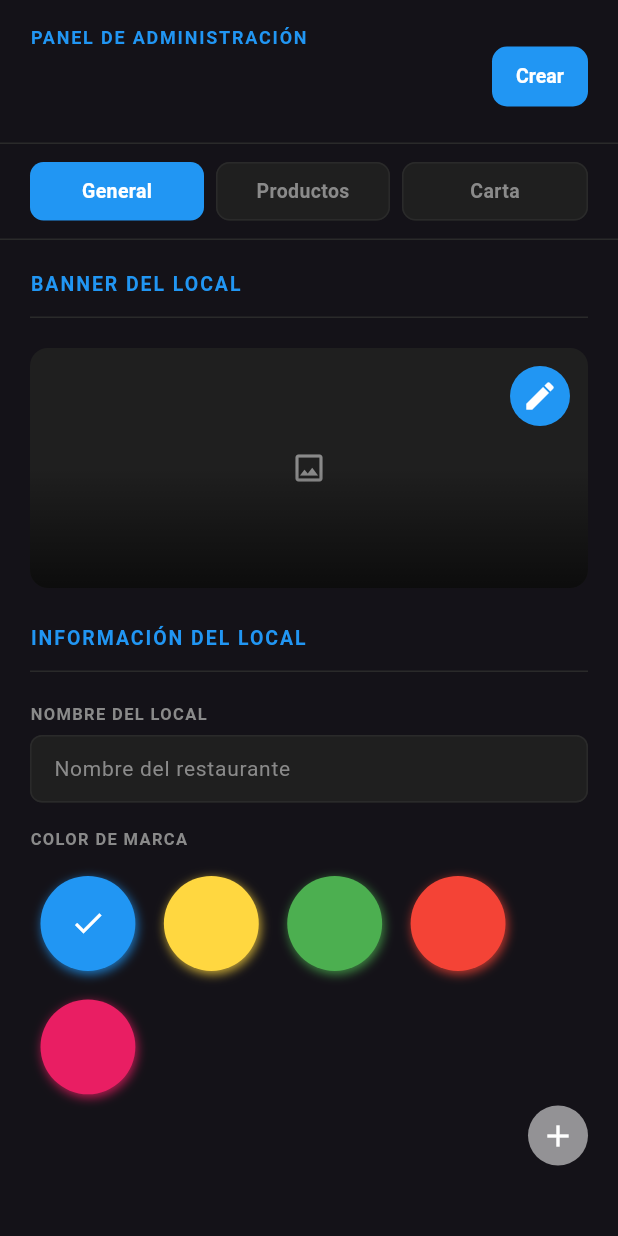
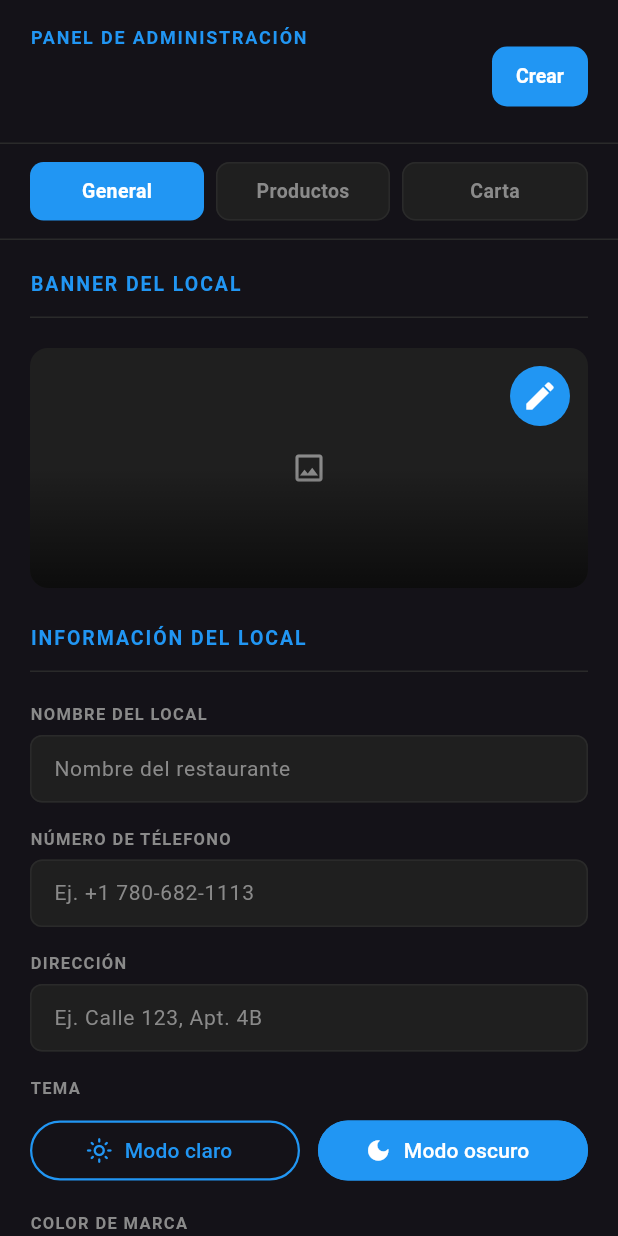
Before and after one commit to AleBesu/top_menu, a Flutter app: the screen it shows after launch, on a phone screen of 412 x 824 dp. Run offline on Flutter 3.47's test engine with Material 3 defaults, Android fonts, the phone set to English and light mode, and no system bars; drawn by our look-alikes of flutter_colorpicker; our stand-ins replace dotted_line, flutter_riverpod, hive_ce_flutter, image_cropper, image_picker, qr_flutter and 2 more; missing offline and left inert: network_info_plus, shelf_router; accounts and stored records are empty.

Commit message:
feat: Enhance restaurant configuration with new fields and UI improvements

```diff
--- a/lib/UI/screens/admi_menu.dart
+++ b/lib/UI/screens/admi_menu.dart
@@ -64,6 +64,7 @@ class _HomeScreenState extends ConsumerState<AdmiMenuScreen> {
                               ),
                             ),
                             const SizedBox(height: 4),
+                            if (name != null)
                               Text(
                                 name,
                                 maxLines: 1,
--- a/lib/UI/screens/tabs/general_tab.dart
+++ b/lib/UI/screens/tabs/general_tab.dart
@@ -3,6 +3,7 @@ import 'package:flutter_colorpicker/flutter_colorpicker.dart';
 import 'package:flutter_riverpod/flutter_riverpod.dart';
 import 'package:top_menu/UI/widgets/color_selector.dart';
 import 'package:top_menu/UI/widgets/dialogs/show_colors_select.dart';
+import 'package:top_menu/UI/widgets/dialogs/show_question_dialog.dart';
 import 'package:top_menu/app/app_colors.dart';
 import 'package:top_menu/core/services/file_handle/file_handle.dart';
 
@@ -20,10 +21,14 @@ class GeneralTab extends ConsumerWidget {
     final menuConfigPro = ref.watch(menuConfigProvider);
     final menuConfigNotifier = ref.read(menuConfigProvider.notifier);
 
+    final isDarkTheme = menuConfigPro.isDarkTheme;
+
     return ListView(
       padding: const EdgeInsets.all(20),
       children: [
         const SectionHeader('Banner del local'),
+
+        //====BANNER FIELD==
         ClipRRect(
           borderRadius: BorderRadius.circular(12),
           child: SizedBox(
@@ -41,11 +46,14 @@ class GeneralTab extends ConsumerWidget {
                     ),
                   ),
                 ),
+
+                if (menuConfigPro.name != null &&
+                    menuConfigPro.name!.isNotEmpty)
                   Positioned(
                     left: 14,
                     bottom: 12,
                     child: Text(
-                    menuConfigPro.name,
+                      menuConfigPro.name!,
                       style: const TextStyle(
                         fontFamily: kSerif,
                         fontSize: 20,
@@ -56,9 +64,12 @@ class GeneralTab extends ConsumerWidget {
                 Positioned(
                   right: 8,
                   top: 8,
-                  child: IconButton.filled(
+                  child: Row(
+                    children: [
+                      IconButton.filled(
                         onPressed: () async {
-                      final newImage = await FilesManagerService.pickerImage(
+                          final newImage =
+                              await FilesManagerService.pickerImage(
                                 copyToAppDirectory: true,
                               );
 
@@ -70,12 +81,37 @@ class GeneralTab extends ConsumerWidget {
                         },
                         icon: const Icon(Icons.edit, color: Colors.white),
                       ),
+
+                      if (menuConfigPro.bannerPath != null)
+                        IconButton.filled(
+                          style: ButtonStyle(
+                            backgroundColor: WidgetStatePropertyAll(Colors.red),
+                          ),
+                          onPressed: () async {
+                            await showQuestionDialog(
+                              context,
+                              question:
+                                  "Estás seguro que desea borrar el banner?",
+                              onAccept: () {
+                                menuConfigNotifier.setBanner(null, true);
+                                Navigator.of(context).pop();
+                              },
+                              onCancel: () {
+                                Navigator.of(context).pop();
+                              },
+                            );
+                          },
+                          icon: const Icon(Icons.delete, color: Colors.white),
+                        ),
+                    ],
+                  ),
                 ),
               ],
             ),
           ),
         ),
 
+        ///////===============INFO===
         const SizedBox(height: 24),
         const SectionHeader('Información del local'),
         AppField(
@@ -84,8 +120,86 @@ class GeneralTab extends ConsumerWidget {
           onChanged: menuConfigNotifier.setName,
           hint: 'Nombre del restaurante',
         ),
+
         const SizedBox(height: 16),
 
+        AppField(
+          label: 'NÚMERO DE TÉLEFONO',
+          initialValue: menuConfigPro.name,
+          onChanged: menuConfigNotifier.setNumberPhone,
+          hint: 'Ej. +1 780-682-1113',
+        ),
+
+        const SizedBox(height: 16),
+        AppField(
+          label: 'DIRECCIÓN',
+          initialValue: menuConfigPro.name,
+          onChanged: menuConfigNotifier.setAddress,
+          hint: 'Ej. Calle 123, Apt. 4B',
+        ),
+
+        const SizedBox(height: 16),
+
+        //=======TEMA============
+        FieldTitle('Tema'),
+        SizedBox(height: 10),
+        Row(
+          children: [
+            Expanded(
+              child: OutlinedButton.icon(
+                style: ButtonStyle(
+                  side: WidgetStatePropertyAll(
+                    BorderSide(color: Colors.blue, width: 1.5),
+                  ),
+                  backgroundColor: WidgetStatePropertyAll(
+                    !isDarkTheme ? AppColors.primary : Colors.transparent,
+                  ),
+                  foregroundColor: !isDarkTheme
+                      ? WidgetStatePropertyAll(Colors.white)
+                      : null,
+                ),
+                onPressed: () {
+                  // Activar modo claro
+                  menuConfigNotifier.setIsDarkTheme(false);
+                },
+                icon: Icon(
+                  !isDarkTheme ? Icons.light_mode : Icons.light_mode_outlined,
+                ),
+                label: const Text('Modo claro'),
+              ),
+            ),
+
+            const SizedBox(width: 12),
+
+            Expanded(
+              child: OutlinedButton.icon(
+                style: ButtonStyle(
+                  side: WidgetStatePropertyAll(
+                    BorderSide(color: Colors.blue, width: 1.5),
+                  ),
+                  backgroundColor: WidgetStatePropertyAll(
+                    isDarkTheme ? AppColors.primary : Colors.transparent,
+                  ),
+                  foregroundColor: isDarkTheme
+                      ? WidgetStatePropertyAll(Colors.white)
+                      : null,
+                ),
+                onPressed: () {
+                  // Activar modo oscuro
+
+                  menuConfigNotifier.setIsDarkTheme(true);
+                },
+                icon: Icon(
+                  isDarkTheme ? Icons.dark_mode : Icons.dark_mode_outlined,
+                ),
+                label: const Text('Modo oscuro'),
+              ),
+            ),
+          ],
+        ),
+        const SizedBox(height: 16),
+
+        ///=====COLOR DE MARCA
         FieldTitle('Color de Marca'),
         SizedBox(height: 10),
         Row(
@@ -167,120 +281,27 @@ class GeneralTab extends ConsumerWidget {
           ],
         ),
 
-        // Row(
-        //   children: [
-        //     Expanded(
-        //       child: TimeField(
-        //         label: 'Hora apertura',
-        //         value: config.openTime,
-        //         onChanged: notifier.setOpenTime,
-        //       ),
-        //     ),
-        //     const SizedBox(width: 12),
-        //     Expanded(
-        //       child: TimeField(
-        //         label: 'Hora cierre',
-        //         value: config.closeTime,
-        //         onChanged: notifier.setCloseTime,
-        //       ),
-        //     ),
-        //   ],
-        // ),
-        // const SizedBox(height: 24),
-        // Container(
-        //   padding: const EdgeInsets.all(16),
-        //   decoration: BoxDecoration(
-        //     color: AppColors.surface,
-        //     border: Border.all(color: AppColors.border),
-        //     borderRadius: BorderRadius.circular(12),
-        //   ),
-        //   child: Column(
-        //     children: [
-        //       Row(
-        //         children: [
-        //           const Expanded(
-        //             child: Text(
-        //               'Horario de servicio',
-        //               style: TextStyle(
-        //                 fontSize: 13,
-        //                 fontWeight: FontWeight.w500,
-        //                 color: AppColors.muted,
-        //               ),
-        //             ),
-        //           ),
-        //           Container(
-        //             padding: const EdgeInsets.symmetric(
-        //               horizontal: 10,
-        //               vertical: 3,
-        //             ),
-        //             decoration: BoxDecoration(
-        //               color: AppColors.redSoft,
-        //               borderRadius: BorderRadius.circular(20),
-        //             ),
-        //             child: const Text(
-        //               'Hoy activo',
-        //               style: TextStyle(
-        //                 fontSize: 11,
-        //                 fontWeight: FontWeight.w600,
-        //                 color: AppColors.primary,
-        //               ),
-        //             ),
-        //           ),
-        //         ],
-        //       ),
-        //       const SizedBox(height: 12),
-        //       Row(
-        //         children: [
-        //           Container(
-        //             padding: const EdgeInsets.symmetric(
-        //               horizontal: 14,
-        //               vertical: 8,
-        //             ),
-        //             decoration: const BoxDecoration(
-        //               color: AppColors.primary,
-        //               borderRadius: BorderRadius.horizontal(
-        //                 left: Radius.circular(6),
-        //               ),
-        //             ),
-        //             child: Text(
-        //               config.openTime,
-        //               style: const TextStyle(
-        //                 fontSize: 15,
-        //                 fontWeight: FontWeight.w700,
-        //                 color: Colors.white,
-        //               ),
-        //             ),
-        //           ),
-        //           Expanded(
-        //             child: Container(height: 4, color: AppColors.redSoft),
-        //           ),
-        //           Container(
-        //             padding: const EdgeInsets.symmetric(
-        //               horizontal: 14,
-        //               vertical: 8,
-        //             ),
-        //             decoration: const BoxDecoration(
-        //               color: AppColors.surface2,
-        //               border: Border.fromBorderSide(
-        //                 BorderSide(color: AppColors.border),
-        //               ),
-        //               borderRadius: BorderRadius.horizontal(
-        //                 right: Radius.circular(6),
-        //               ),
-        //             ),
-        //             child: Text(
-        //               config.closeTime,
-        //               style: const TextStyle(
-        //                 fontSize: 15,
-        //                 fontWeight: FontWeight.w700,
-        //               ),
-        //             ),
-        //           ),
-        //         ],
-        //       ),
-        //     ],
-        //   ),
-        // ),
+        SizedBox(height: 19),
+
+        Row(
+          children: [
+            Expanded(
+              child: TimeField(
+                label: 'Hora apertura',
+                value: menuConfigPro.openTime,
+                onChanged: menuConfigNotifier.setOpenTime,
+              ),
+            ),
+            const SizedBox(width: 12),
+            Expanded(
+              child: TimeField(
+                label: 'Hora cierre',
+                value: menuConfigPro.closeTime,
+                onChanged: menuConfigNotifier.setCloseTime,
+              ),
+            ),
+          ],
+        ),
       ],
     );
   }
--- a/lib/UI/widgets/net_image.dart
+++ b/lib/UI/widgets/net_image.dart
@@ -6,9 +6,9 @@ import '../../app/app_colors.dart';
 
 /// Imagen de red que rellena su contenedor, con placeholder si falla o está vacía.
 class FileImageWidget extends StatelessWidget {
-  const FileImageWidget(this.path, {super.key, this.fit = BoxFit.cover});
   final String? path;
   final BoxFit fit;
+  const FileImageWidget(this.path, {super.key, this.fit = BoxFit.cover});
 
   Widget get _placeholder => Container(
     color: AppColors.surface2,
--- a/lib/app/theme.dart
+++ b/lib/app/theme.dart
@@ -15,6 +15,14 @@ ThemeData buildTheme(WidgetRef ref) {
       primary: AppColors.primary,
       surface: AppColors.surface,
     ),
+    outlinedButtonTheme: OutlinedButtonThemeData(
+      style: ButtonStyle(
+        side: WidgetStatePropertyAll(BorderSide(color: AppColors.primary)),
+      ),
+    ),
+    filledButtonTheme: FilledButtonThemeData(
+      style: ButtonStyle(foregroundColor: WidgetStatePropertyAll(Colors.white)),
+    ),
     textTheme: base.textTheme.apply(
       bodyColor: AppColors.text,
       displayColor: AppColors.text,
--- a/lib/core/models/restaurant_config.dart
+++ b/lib/core/models/restaurant_config.dart
@@ -5,7 +5,7 @@ import 'package:top_menu/app/app_colors.dart';
 import 'menu_category.dart';
 
 class RestaurantConfig {
-  final String name;
+  final String? name;
   final String? bannerPath;
   final String? openTime; // HH:mm
   final String? closeTime; // HH:mm
--- a/pubspec.yaml
+++ b/pubspec.yaml
@@ -48,6 +48,7 @@ dependencies:
   qr_flutter:  4.1.0
   image_cropper:  13.0.0
   flutter_colorpicker:  1.1.0
+  dotted_line: ^3.3.0
 
 dev_dependencies:
   flutter_test:
```
Also changed, not shown: lib/UI/providers/restaurant_provider.dart (+17 -2 lines), lib/UI/screens/tabs/preview_tab.dart (+91 -30 lines), lib/UI/widgets/app_field.dart (+8 -6 lines), lib/UI/widgets/dialogs/show_loading_dialog.dart (added, +23 -0 lines), lib/UI/widgets/dialogs/show_question_dialog.dart (added, +31 -0 lines), pubspec.lock. Lines whose indentation alone changed are shown as unchanged.
